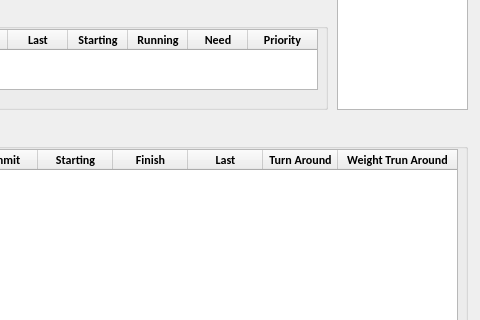
Old version of the form JobsSchedule/widget.ui in the repository maple2rain/JobSchedule; both pictures show x 773 to 1253 and y 121 to 441 of the 1253 by 563 pixel window.
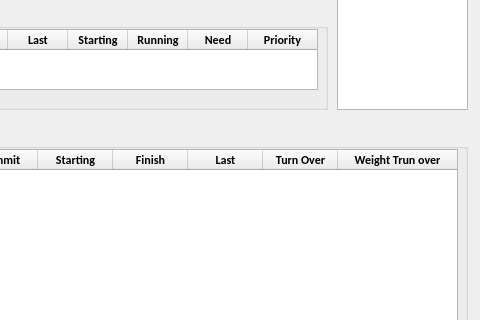
New version of the form. Icons and pictures are not drawn.

The edit to the form file:
```diff
--- a/JobsSchedule/widget.ui
+++ b/JobsSchedule/widget.ui
@@ -887,7 +887,7 @@
     </column>
     <column>
      <property name="text">
-      <string>Turn Around</string>
+      <string>Turn Over</string>
      </property>
      <property name="font">
       <font>
@@ -899,7 +899,7 @@
     </column>
     <column>
      <property name="text">
-      <string>Weight Trun Around</string>
+      <string>Weight Trun over</string>
      </property>
      <property name="font">
       <font>
```
Left out of the diff: 24 changed lines with no effect on the pictures.
